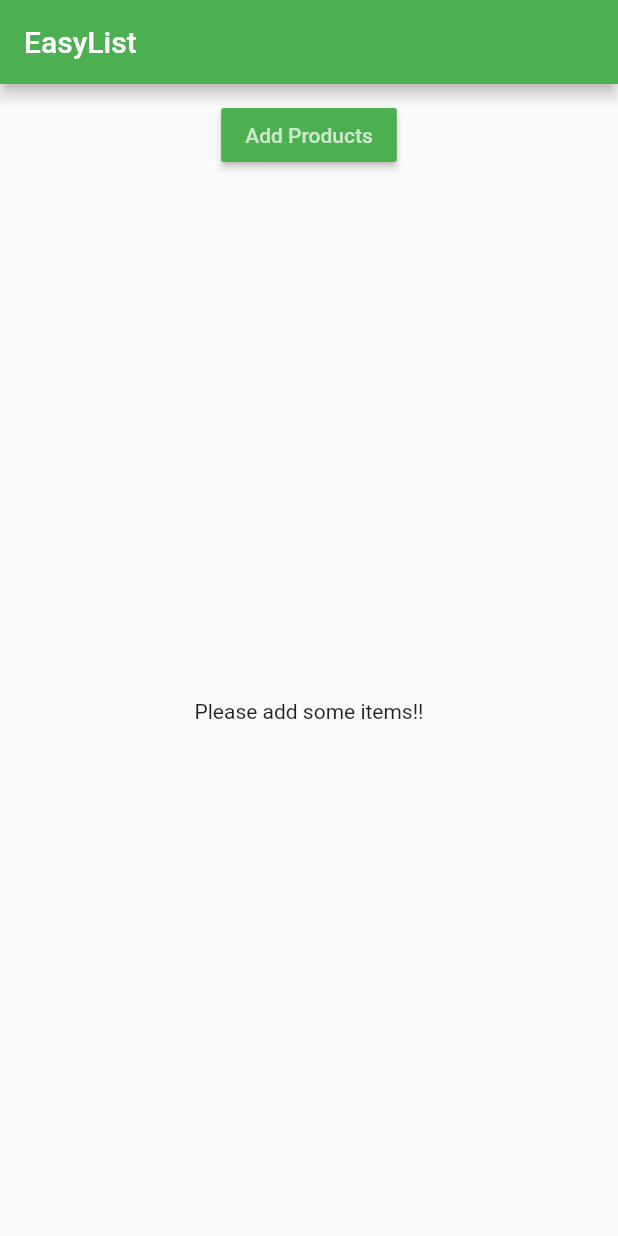
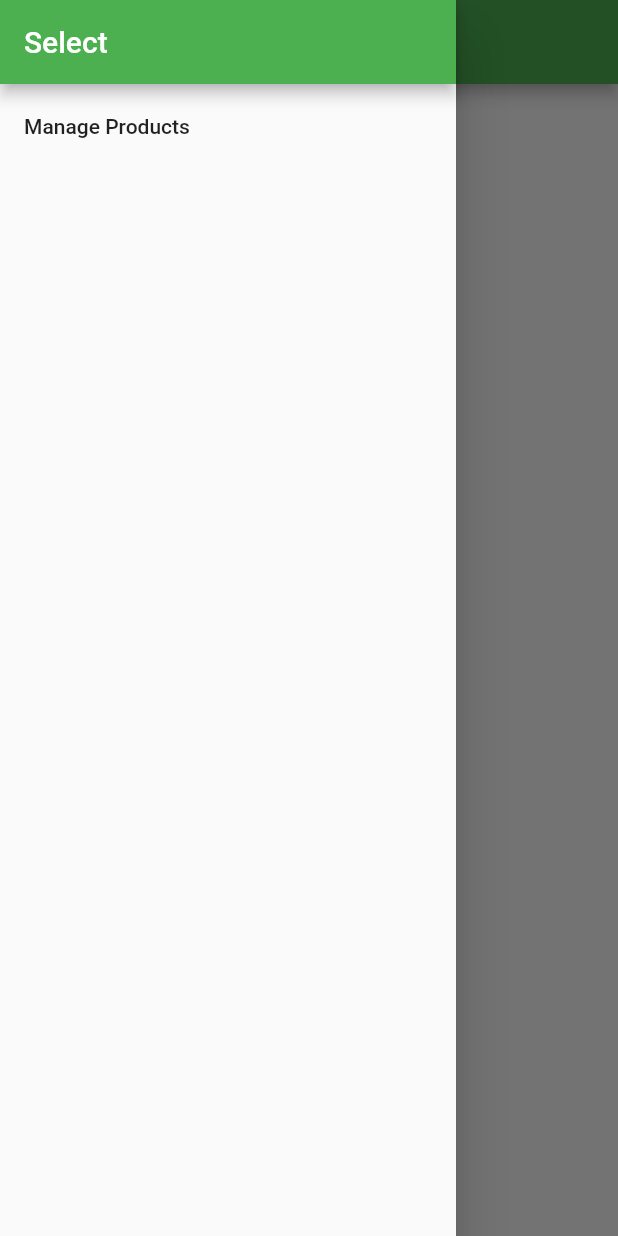
Before and after one commit to sronast/easylist, a Flutter app: the HomePage screen opened directly, with the side drawer open (before the commit the screen has no drawer), on a phone screen of 412 x 824 dp. Run offline on Flutter 3.47's test engine with Material 2 defaults, Android fonts, the phone set to English and light mode, and no system bars.

Commit message:
added navigatios and tabs

```diff
--- a/lib/pages/home.dart
+++ /dev/null
@@ -1,14 +0,0 @@
-import 'package:flutter/material.dart';
-
-import '../src/product_manager.dart';
-
-class HomePage extends StatelessWidget{
-  Widget build(BuildContext context){
-    return Scaffold(
-      appBar: AppBar(
-        title: Text('EasyList'),
-      ),
-      body: ProductManager(),
-    );
-  }
-}
--- /dev/null
+++ b/lib/pages/products.dart
@@ -0,0 +1,32 @@
+import 'package:easylist/pages/products_admin.dart';
+import 'package:flutter/material.dart';
+
+import '../src/product_manager.dart';
+
+class HomePage extends StatelessWidget {
+  Widget build(BuildContext context) {
+    return Scaffold(
+      drawer: Drawer(
+        child: Column(
+          children: <Widget>[
+            AppBar(
+              automaticallyImplyLeading: false,
+              title: Text('Select'),
+            ),
+            ListTile(
+              title: Text('Manage Products'),
+              onTap: () {
+                Navigator.pushReplacement(context,
+                    MaterialPageRoute(builder: (context) => ManageProduct()));
+              },
+            )
+          ],
+        ),
+      ),
+      appBar: AppBar(
+        title: Text('EasyList'),
+      ),
+      body: ProductManager(),
+    );
+  }
+}
```
Also changed, not shown: lib/app.dart (+3 -5 lines), lib/pages/auth.dart (added, +25 -0 lines), lib/pages/product_create.dart (added, +9 -0 lines), lib/pages/product_list.dart (added, +9 -0 lines), lib/pages/products_admin.dart (added, +50 -0 lines).
